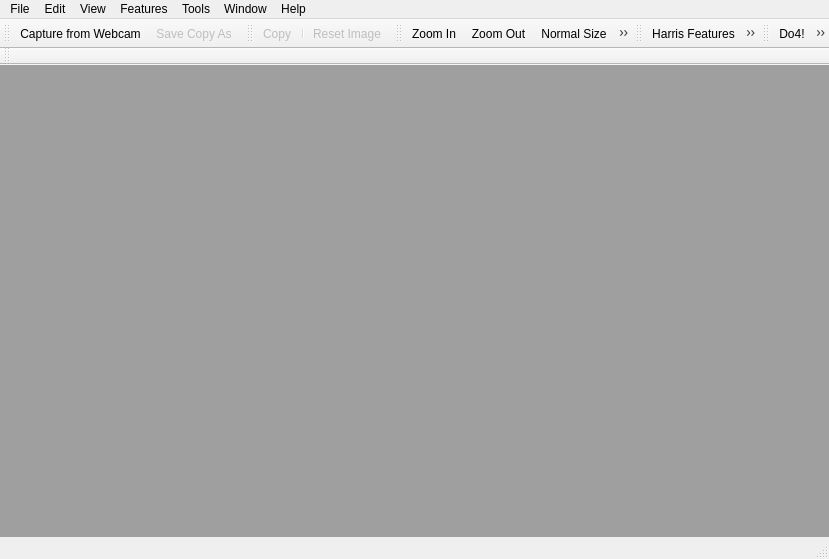
The window that mainWindow.ui (dawn0123/image_feature_detector) describes before a commit, drawn with Qt 5.
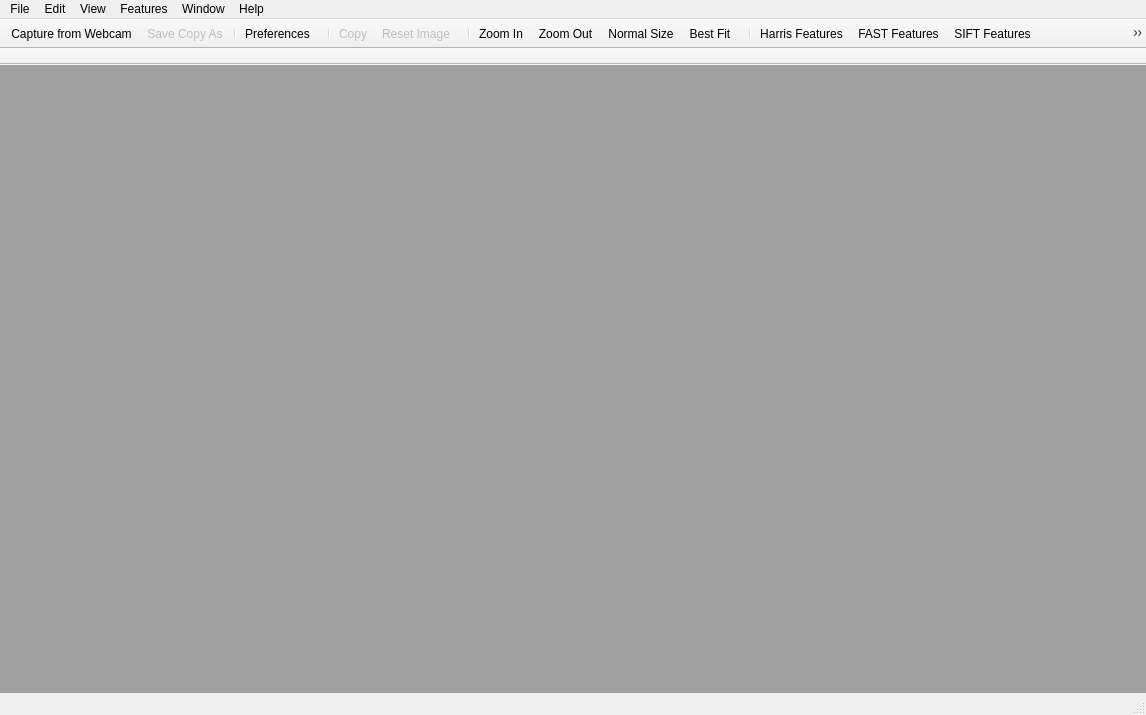
The same window after the commit. Icons and pictures are not drawn.

Diff of the .ui file:
```diff
--- a/mainWindow.ui
+++ b/mainWindow.ui
@@ -7,8 +7,8 @@
    <rect>
     <x>0</x>
     <y>0</y>
-    <width>829</width>
-    <height>559</height>
+    <width>1146</width>
+    <height>715</height>
    </rect>
   </property>
   <property name="windowTitle">
@@ -39,7 +39,7 @@
     <rect>
      <x>0</x>
      <y>0</y>
-     <width>829</width>
+     <width>1146</width>
      <height>25</height>
     </rect>
    </property>
@@ -112,32 +112,29 @@
     <addaction name="actionZoomOriginal"/>
     <addaction name="actionZoomBestFit"/>
    </widget>
-   <widget class="QMenu" name="menuTools">
-    <property name="title">
-     <string>Tools</string>
-    </property>
-    <addaction name="actionDo4"/>
-    <addaction name="actionFastRT"/>
-    <addaction name="separator"/>
-    <addaction name="actionPreferences"/>
-   </widget>
    <addaction name="menuFile"/>
    <addaction name="menuEdit"/>
    <addaction name="menuView"/>
    <addaction name="menuFeatures"/>
-   <addaction name="menuTools"/>
    <addaction name="myMenuWindow"/>
    <addaction name="menuAbout"/>
   </widget>
-  <widget class="QStatusBar" name="statusbar"/>
+  <widget class="QStatusBar" name="myStatusBar">
+   <property name="styleSheet">
+    <string notr="true">QStatusBar::item { border: 0px solid black };</string>
+   </property>
+  </widget>
   <widget class="QToolBar" name="toolBarFile">
    <property name="windowTitle">
     <string>File Toolbar</string>
    </property>
+   <property name="movable">
+    <bool>false</bool>
+   </property>
    <property name="iconSize">
     <size>
-     <width>32</width>
-     <height>32</height>
+     <width>48</width>
+     <height>48</height>
     </size>
    </property>
    <property name="floatable">
@@ -151,15 +148,20 @@
    </attribute>
    <addaction name="actionCaptureWebcam"/>
    <addaction name="actionSaveCopyAs"/>
+   <addaction name="separator"/>
+   <addaction name="actionPreferences"/>
   </widget>
   <widget class="QToolBar" name="toolBarEdit">
    <property name="windowTitle">
     <string>Edit Toolbar</string>
    </property>
+   <property name="movable">
+    <bool>false</bool>
+   </property>
    <property name="iconSize">
     <size>
-     <width>32</width>
-     <height>32</height>
+     <width>48</width>
+     <height>48</height>
     </size>
    </property>
    <property name="floatable">
@@ -171,18 +173,21 @@
    <attribute name="toolBarBreak">
     <bool>false</bool>
    </attribute>
+   <addaction name="separator"/>
    <addaction name="actionCopy"/>
-   <addaction name="separator"/>
    <addaction name="actionResetImage"/>
   </widget>
   <widget class="QToolBar" name="toolBarZoom">
    <property name="windowTitle">
     <string>Zoom Toolbar</string>
    </property>
+   <property name="movable">
+    <bool>false</bool>
+   </property>
    <property name="iconSize">
     <size>
-     <width>32</width>
-     <height>32</height>
+     <width>48</width>
+     <height>48</height>
     </size>
    </property>
    <property name="floatable">
@@ -194,6 +199,7 @@
    <attribute name="toolBarBreak">
     <bool>false</bool>
    </attribute>
+   <addaction name="separator"/>
    <addaction name="actionZoomIn"/>
    <addaction name="actionZoomOut"/>
    <addaction name="actionZoomOriginal"/>
@@ -203,10 +209,13 @@
    <property name="windowTitle">
     <string>Features Toolbar</string>
    </property>
+   <property name="movable">
+    <bool>false</bool>
+   </property>
    <property name="iconSize">
     <size>
-     <width>32</width>
-     <height>32</height>
+     <width>48</width>
+     <height>48</height>
     </size>
    </property>
    <property name="floatable">
@@ -218,39 +227,31 @@
    <attribute name="toolBarBreak">
     <bool>false</bool>
    </attribute>
+   <addaction name="separator"/>
    <addaction name="actionHarris"/>
    <addaction name="actionFAST"/>
    <addaction name="actionSIFT"/>
    <addaction name="actionSURF"/>
-  </widget>
-  <widget class="QToolBar" name="toolBarTools">
-   <property name="windowTitle">
-    <string>Tools Toolbar</string>
-   </property>
-   <property name="iconSize">
-    <size>
-     <width>32</width>
-     <height>32</height>
-    </size>
-   </property>
-   <property name="floatable">
-    <bool>false</bool>
-   </property>
-   <attribute name="toolBarArea">
-    <enum>TopToolBarArea</enum>
-   </attribute>
-   <attribute name="toolBarBreak">
-    <bool>false</bool>
-   </attribute>
+   <addaction name="separator"/>
    <addaction name="actionDo4"/>
    <addaction name="actionFastRT"/>
-   <addaction name="separator"/>
-   <addaction name="actionPreferences"/>
   </widget>
-  <widget class="QToolBar" name="toolBarParameters">
+  <widget class="QToolBar" name="parametersToolBar">
+   <property name="enabled">
+    <bool>false</bool>
+   </property>
+   <property name="sizePolicy">
+    <sizepolicy hsizetype="Expanding" vsizetype="Minimum">
+     <horstretch>0</horstretch>
+     <verstretch>0</verstretch>
+    </sizepolicy>
+   </property>
    <property name="windowTitle">
     <string>Parameters Toolbar</string>
    </property>
+   <property name="movable">
+    <bool>false</bool>
+   </property>
    <property name="allowedAreas">
     <set>Qt::BottomToolBarArea|Qt::TopToolBarArea</set>
    </property>
```
Left out of the diff: 85 changed lines with no effect on the pictures.
